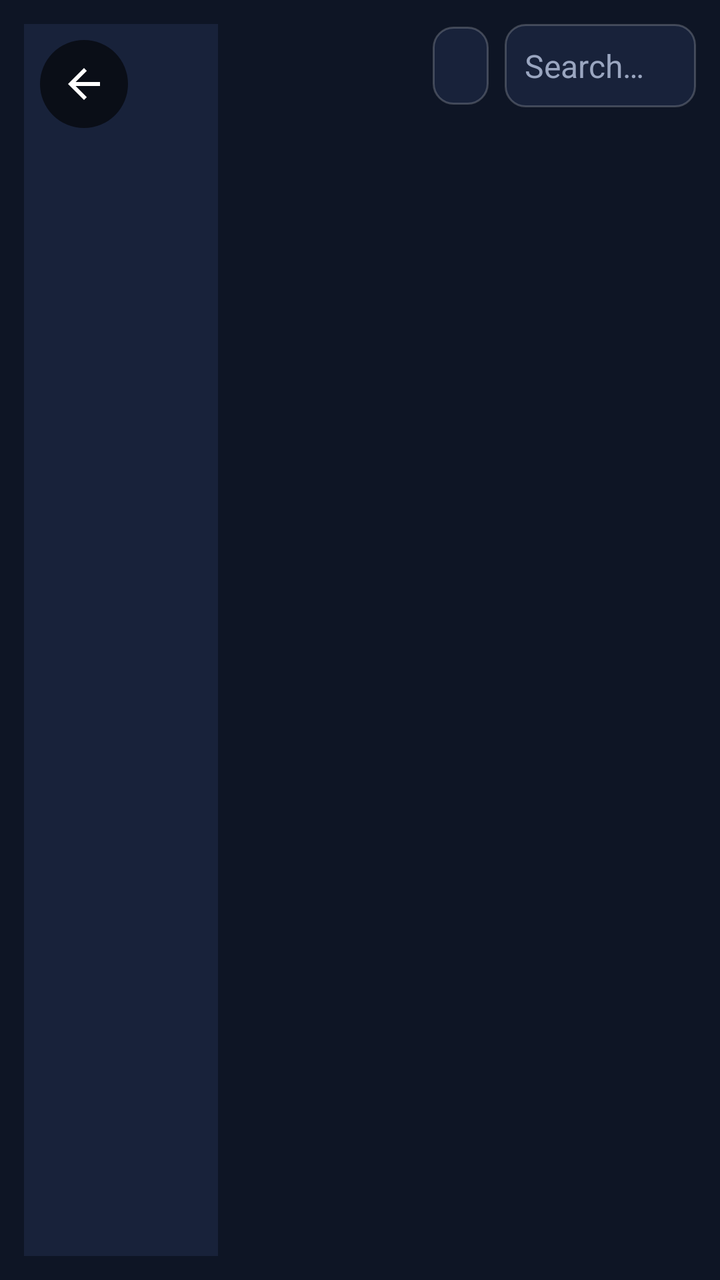
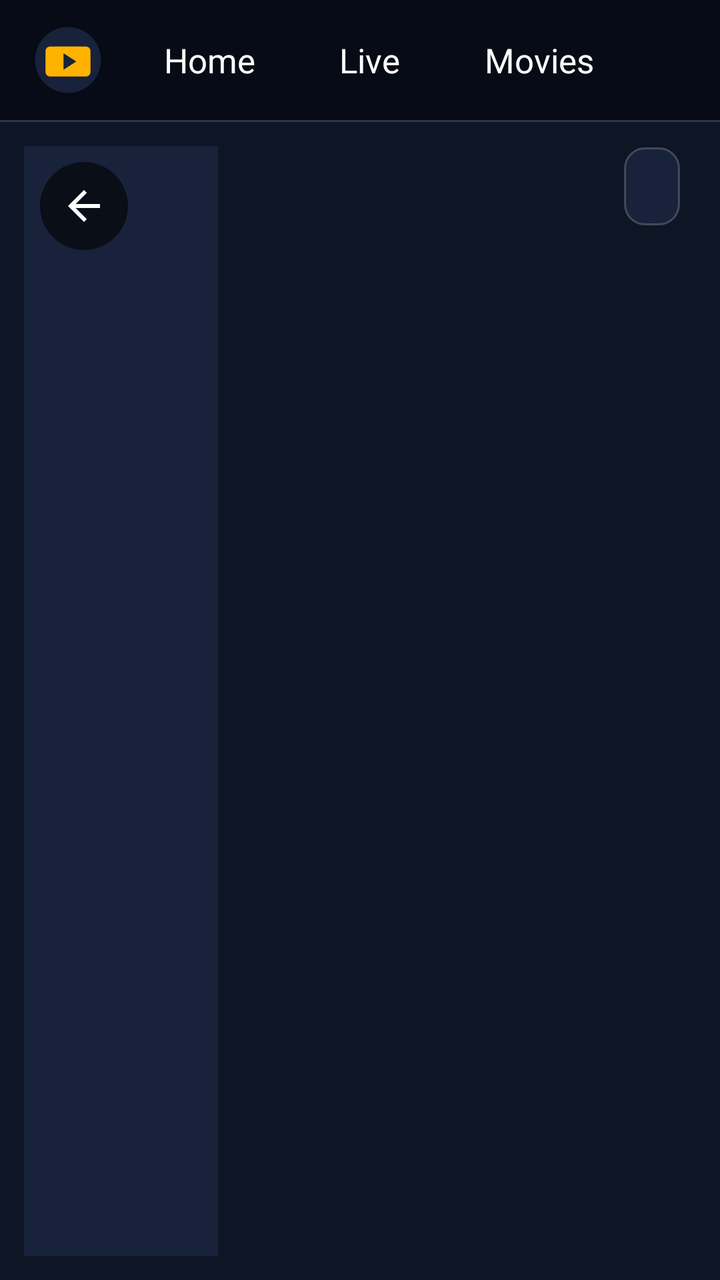

Two renders of the same Android screen: before a commit and after it. Below are the layout's source before the change and the commit's diff.
<!-- AndroidManifest.xml: application theme Theme.MyTV -->
<!-- res/layout/activity_browse.xml -->
<?xml version="1.0" encoding="utf-8"?>
<LinearLayout xmlns:android="http://schemas.android.com/apk/res/android"
    android:layout_width="match_parent" android:layout_height="match_parent"
    android:orientation="horizontal" android:padding="12dp">

    
    <LinearLayout
        android:layout_width="0dp" android:layout_height="match_parent" android:layout_weight="3"
        android:background="@color/surface" android:orientation="vertical" android:padding="8dp">
        <LinearLayout
            android:layout_width="match_parent" android:layout_height="wrap_content"
            android:gravity="center_vertical" android:orientation="horizontal">
            <ImageButton
                android:id="@+id/btnBack"
                android:layout_width="44dp" android:layout_height="44dp"
                android:background="@drawable/bg_round_btn"
                android:contentDescription="@string/back"
                android:src="@drawable/ic_back" />
            <TextView
                android:id="@+id/tvSection"
                android:layout_width="0dp" android:layout_height="wrap_content" android:layout_weight="1"
                android:padding="8dp" android:textColor="@color/accent"
                android:textSize="20sp" android:textStyle="bold" />
        </LinearLayout>
        <androidx.recyclerview.widget.RecyclerView
            android:id="@+id/rvCategories"
            android:layout_width="match_parent" android:layout_height="match_parent"
            android:descendantFocusability="afterDescendants" />
    </LinearLayout>

    
    <LinearLayout
        android:id="@+id/itemsPane"
        android:layout_width="0dp" android:layout_height="match_parent" android:layout_weight="7"
        android:layout_marginStart="12dp" android:orientation="vertical">

        <LinearLayout
            android:layout_width="match_parent" android:layout_height="wrap_content"
            android:gravity="center_vertical" android:orientation="horizontal">
            <TextView
                android:id="@+id/tvHeader"
                android:layout_width="0dp" android:layout_height="wrap_content" android:layout_weight="1"
                android:ellipsize="end" android:maxLines="1" android:padding="8dp"
                android:textColor="@color/text_primary" android:textSize="18sp" android:textStyle="bold" />
            <TextView
                android:id="@+id/btnSort"
                android:layout_width="wrap_content" android:layout_height="wrap_content"
                android:layout_marginEnd="8dp"
                android:background="@drawable/bg_field"
                android:clickable="true" android:focusable="true"
                android:paddingStart="14dp" android:paddingTop="10dp"
                android:paddingEnd="14dp" android:paddingBottom="10dp"
                android:textColor="@color/accent" android:textSize="14sp" />
            <EditText
                android:id="@+id/etSearch"
                style="@style/Field"
                android:layout_width="0dp" android:layout_weight="1"
                android:layout_marginTop="0dp" android:padding="10dp"
                android:hint="@string/search" android:imeOptions="actionSearch"
                android:inputType="text" />
        </LinearLayout>

        <FrameLayout
            android:layout_width="match_parent" android:layout_height="match_parent"
            android:layout_marginTop="8dp">
            <androidx.recyclerview.widget.RecyclerView
                android:id="@+id/rvItems"
                android:layout_width="match_parent" android:layout_height="match_parent"
                android:clipToPadding="false" android:padding="4dp"
                android:descendantFocusability="afterDescendants" />
            <ProgressBar
                android:id="@+id/progress"
                android:layout_width="wrap_content" android:layout_height="wrap_content"
                android:layout_gravity="center" />
            <TextView
                android:id="@+id/tvEmpty"
                android:layout_width="match_parent" android:layout_height="wrap_content"
                android:layout_gravity="center" android:gravity="center" android:padding="24dp"
                android:textColor="@color/text_secondary" android:textSize="16sp"
                android:visibility="gone" />
        </FrameLayout>
    </LinearLayout>

    
    <LinearLayout
        android:id="@+id/previewPane"
        android:layout_width="0dp" android:layout_height="match_parent" android:layout_weight="0"
        android:layout_marginStart="12dp" android:orientation="vertical"
        android:visibility="gone">
        <FrameLayout
            android:id="@+id/previewBox"
            android:layout_width="match_parent" android:layout_height="200dp"
            android:background="@drawable/bg_preview"
            android:clickable="true" android:focusable="false">
            <androidx.media3.ui.PlayerView
                xmlns:app="http://schemas.android.com/apk/res-auto"
                android:id="@+id/previewPlayer"
                android:layout_width="match_parent" android:layout_height="match_parent"
                android:focusable="false"
                app:use_controller="false"
                app:show_buffering="when_playing" />
            <TextView
                android:id="@+id/previewHint"
                android:layout_width="match_parent" android:layout_height="match_parent"
                android:gravity="center" android:padding="16dp"
                android:text="@string/preview_hint"
                android:textColor="@color/text_secondary" android:textSize="14sp" />
        </FrameLayout>
        <TextView
            android:id="@+id/previewTitle"
            android:layout_width="match_parent" android:layout_height="wrap_content"
            android:layout_marginTop="12dp"
            android:textColor="@color/text_primary" android:textSize="20sp" android:textStyle="bold" />
        <TextView
            android:id="@+id/previewCategory"
            android:layout_width="match_parent" android:layout_height="wrap_content"
            android:layout_marginTop="4dp"
            android:textColor="@color/accent" android:textSize="14sp" />
    </LinearLayout>
</LinearLayout>
<!-- resources referenced by this layout -->
<resources>
  <color name="accent">#FFB300</color>
  <color name="surface">#18223A</color>
  <color name="text_primary">#FFFFFF</color>
  <color name="text_secondary">#9AA6C0</color>
  <!-- drawable bg_preview (drawable) -->
  <?xml version="1.0" encoding="utf-8"?>
  <shape xmlns:android="http://schemas.android.com/apk/res/android">
      <solid android:color="#FF000000" /><corners android:radius="10dp" />
      <stroke android:width="1dp" android:color="#33FFFFFF" />
  </shape>
  <!-- drawable bg_round_btn (drawable) -->
  <?xml version="1.0" encoding="utf-8"?>
  <selector xmlns:android="http://schemas.android.com/apk/res/android">
      <item android:state_pressed="true"><shape android:shape="oval"><solid android:color="#CCFFB300" /></shape></item>
      <item android:state_focused="true"><shape android:shape="oval"><solid android:color="#99000000" /><stroke android:width="3dp" android:color="#FFFFB300" /></shape></item>
      <item><shape android:shape="oval"><solid android:color="#99000000" /></shape></item>
  </selector>
  <!-- drawable ic_back (drawable) -->
  <?xml version="1.0" encoding="utf-8"?>
  <vector xmlns:android="http://schemas.android.com/apk/res/android"
      android:width="24dp" android:height="24dp" android:viewportWidth="24" android:viewportHeight="24"
      android:autoMirrored="true">
      <path android:fillColor="#FFFFFFFF" android:pathData="M20,11H7.83l5.59,-5.59L12,4l-8,8 8,8 1.41,-1.41L7.83,13H20v-2z" />
  </vector>
  <string name="back">Back</string>
  <string name="preview_hint">Press OK on a channel to preview it.\nPress OK again for full screen.</string>
  <string name="search">Search…</string>
  <color name="bg">#0E1525</color>
  <!-- unchanged entries left out for length: 3 -->
</resources>

<!-- the commit's change to res/layout/activity_browse.xml (unified diff, before → after) -->
@@ -1,7 +1,39 @@
 <?xml version="1.0" encoding="utf-8"?>
 <LinearLayout xmlns:android="http://schemas.android.com/apk/res/android"
     android:layout_width="match_parent" android:layout_height="match_parent"
-    android:orientation="horizontal" android:padding="12dp">
+    android:orientation="vertical">
+
+    
+    <LinearLayout
+        android:layout_width="match_parent" android:layout_height="60dp"
+        android:background="#FF070B16"
+        android:gravity="center_vertical" android:orientation="horizontal"
+        android:paddingStart="16dp" android:paddingEnd="16dp">
+        <ImageView
+            android:layout_width="36dp" android:layout_height="36dp"
+            android:layout_marginEnd="12dp"
+            android:src="@drawable/ic_launcher" />
+        <TextView android:id="@+id/tabHome" style="@style/TopTab" android:text="@string/tab_home" />
+        <TextView android:id="@+id/tabLive" style="@style/TopTab" android:text="@string/tab_live" />
+        <TextView android:id="@+id/tabMovies" style="@style/TopTab" android:text="@string/tab_movies" />
+        <TextView android:id="@+id/tabSeries" style="@style/TopTab" android:text="@string/tab_series" />
+        <View
+            android:layout_width="0dp" android:layout_height="1dp" android:layout_weight="1" />
+        <EditText
+            android:id="@+id/etSearch"
+            style="@style/Field"
+            android:layout_width="280dp"
+            android:layout_marginTop="0dp" android:padding="10dp"
+            android:hint="@string/search" android:imeOptions="actionSearch"
+            android:inputType="text" />
+    </LinearLayout>
+    <View
+        android:layout_width="match_parent" android:layout_height="1dp"
+        android:background="#22FFFFFF" />
+
+    <LinearLayout
+        android:layout_width="match_parent" android:layout_height="0dp" android:layout_weight="1"
+        android:orientation="horizontal" android:padding="12dp">
 
     
     <LinearLayout
@@ -51,13 +83,7 @@
                 android:paddingStart="14dp" android:paddingTop="10dp"
                 android:paddingEnd="14dp" android:paddingBottom="10dp"
                 android:textColor="@color/accent" android:textSize="14sp" />
-            <EditText
-                android:id="@+id/etSearch"
-                style="@style/Field"
-                android:layout_width="0dp" android:layout_weight="1"
-                android:layout_marginTop="0dp" android:padding="10dp"
-                android:hint="@string/search" android:imeOptions="actionSearch"
-                android:inputType="text" />
+
         </LinearLayout>
 
         <FrameLayout
@@ -118,3 +144,4 @@
             android:textColor="@color/accent" android:textSize="14sp" />
     </LinearLayout>
 </LinearLayout>
+</LinearLayout>
<!-- resource entries referenced after the edit -->
@@ -24,10 +24,52 @@
       android:autoMirrored="true">
       <path android:fillColor="#FFFFFFFF" android:pathData="M20,11H7.83l5.59,-5.59L12,4l-8,8 8,8 1.41,-1.41L7.83,13H20v-2z" />
   </vector>
+  <!-- drawable ic_launcher (drawable) -->
+  <?xml version="1.0" encoding="utf-8"?>
+  <vector xmlns:android="http://schemas.android.com/apk/res/android"
+      android:width="48dp" android:height="48dp" android:viewportWidth="48" android:viewportHeight="48">
+      <path android:fillColor="#18223A" android:pathData="M24,2A22,22 0,1 1,23.99,2Z" />
+      <path android:fillColor="#FFB300" android:pathData="M12,15h24a3,3 0,0 1,3 3v14a3,3 0,0 1,-3 3H12a3,3 0,0 1,-3 -3V18a3,3 0,0 1,3 -3z" />
+      <path android:fillColor="#18223A" android:pathData="M21,19.5L29.5,25L21,30.5Z" />
+  </vector>
   <string name="back">Back</string>
   <string name="preview_hint">Press OK on a channel to preview it.\nPress OK again for full screen.</string>
   <string name="search">Search…</string>
+  <string name="tab_home">Home</string>
+  <string name="tab_live">Live</string>
+  <string name="tab_movies">Movies</string>
+  <string name="tab_series">Series</string>
+  <style name="TopTab">
+          <item name="android:layout_width">wrap_content</item>
+          <item name="android:layout_height">44dp</item>
+          <item name="android:layout_marginEnd">6dp</item>
+          <item name="android:gravity">center</item>
+          <item name="android:paddingStart">18dp</item>
+          <item name="android:paddingEnd">18dp</item>
+          <item name="android:background">@drawable/bg_item</item>
+          <item name="android:focusable">true</item>
+          <item name="android:clickable">true</item>
+          <item name="android:textColor">@color/text_primary</item>
+          <item name="android:textSize">17sp</item>
+      </style>
+  <!-- drawable bg_item (drawable) -->
+  <?xml version="1.0" encoding="utf-8"?>
+  <selector xmlns:android="http://schemas.android.com/apk/res/android">
+      <item android:state_focused="true">
+          <shape><solid android:color="@color/surface_focus" /><stroke android:width="3dp" android:color="@color/accent" /><corners android:radius="8dp" /></shape>
+      </item>
+      <item android:state_pressed="true">
+          <shape><solid android:color="@color/surface_focus" /><corners android:radius="8dp" /></shape>
+      </item>
+      <item android:state_selected="true">
+          <shape><solid android:color="@color/surface" /><stroke android:width="1dp" android:color="@color/accent" /><corners android:radius="8dp" /></shape>
+      </item>
+      <item>
+          <shape><solid android:color="@android:color/transparent" /><corners android:radius="8dp" /></shape>
+      </item>
+  </selector>
   <color name="bg">#0E1525</color>
+  <color name="surface_focus">#2A3A60</color>
   <!-- unchanged entries left out for length: 3 -->
 </resources>
 
